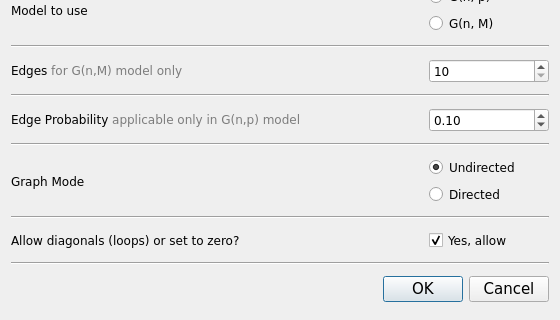
This is src/forms/randerdosrenyidialog.ui in socnetv/app as Qt 5 draws it before an edit; both pictures show x 0 to 560 and y 200 to 520 of the 560 by 520 pixel window. The edited form follows.
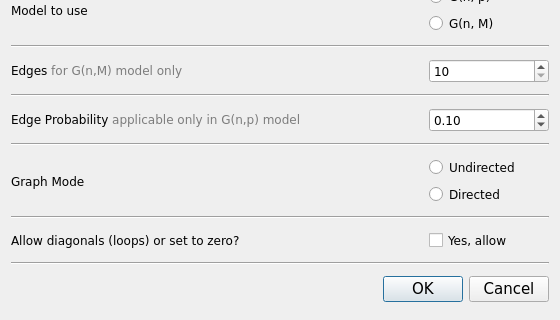
This is the edited form.

Commit message: fixed default settings in Erdos random generator

The edit to the form file:
```diff
--- a/src/forms/randerdosrenyidialog.ui
+++ b/src/forms/randerdosrenyidialog.ui
@@ -431,7 +431,7 @@
           <string>Undirected</string>
          </property>
          <property name="checked">
-          <bool>true</bool>
+          <bool>false</bool>
          </property>
          <property name="autoExclusive">
           <bool>false</bool>
@@ -527,7 +527,7 @@
           <string>Yes, allow</string>
          </property>
          <property name="checked">
-          <bool>true</bool>
+          <bool>false</bool>
          </property>
         </widget>
        </item>
```
Left out of the diff: 6 changed lines with no effect on the pictures. The commit also changes 2 other files.
